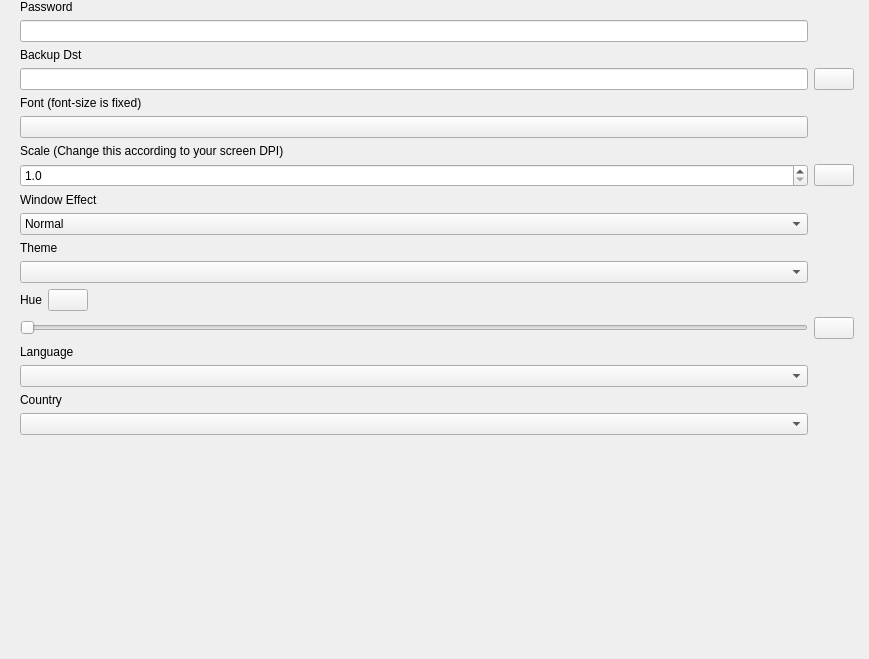
This is DTModule/Ui_DTSetting.ui in Holence/DTPySide as Qt 5 draws it before an edit. The edited form follows.
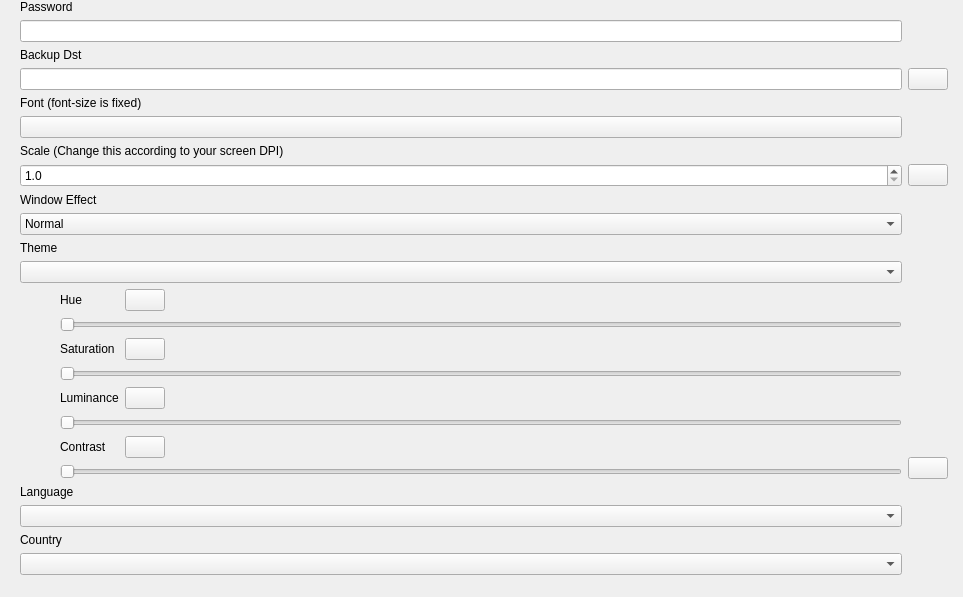
This is the edited form. Custom widgets are drawn as their Qt base class.

Patch:
```diff
--- a/DTModule/Ui_DTSetting.ui
+++ b/DTModule/Ui_DTSetting.ui
@@ -6,8 +6,8 @@
    <rect>
     <x>0</x>
     <y>0</y>
-    <width>869</width>
-    <height>659</height>
+    <width>963</width>
+    <height>597</height>
    </rect>
   </property>
   <property name="windowTitle">
@@ -78,8 +78,8 @@
            <rect>
             <x>0</x>
             <y>0</y>
-            <width>841</width>
-            <height>659</height>
+            <width>935</width>
+            <height>597</height>
            </rect>
           </property>
           <layout class="QGridLayout" name="gridLayout">
@@ -95,20 +95,20 @@
            <property name="bottomMargin">
             <number>0</number>
            </property>
-           <item row="8" column="0">
-            <widget class="QLabel" name="label_window_effect">
+           <item row="1" column="0">
+            <widget class="QLineEdit" name="lineEdit_password"/>
+           </item>
+           <item row="0" column="0">
+            <widget class="QLabel" name="label_password">
              <property name="text">
-              <string>Window Effect</string>
+              <string>Password</string>
              </property>
             </widget>
            </item>
-           <item row="5" column="0">
-            <widget class="QPushButton" name="pushButton_font">
-             <property name="sizePolicy">
-              <sizepolicy hsizetype="Minimum" vsizetype="Fixed">
-               <horstretch>0</horstretch>
-               <verstretch>0</verstretch>
-              </sizepolicy>
+           <item row="6" column="0">
+            <widget class="QLabel" name="label_scale">
+             <property name="text">
+              <string>Scale (Change this according to your screen DPI)</string>
              </property>
             </widget>
            </item>
@@ -138,13 +138,67 @@
             </widget>
            </item>
            <item row="14" column="0">
+            <widget class="LazyCombobox" name="comboBox_language">
+             <property name="sizePolicy">
+              <sizepolicy hsizetype="Preferred" vsizetype="Preferred">
+               <horstretch>0</horstretch>
+               <verstretch>0</verstretch>
+              </sizepolicy>
+             </property>
+            </widget>
+           </item>
+           <item row="10" column="0">
+            <widget class="QLabel" name="label_theme">
+             <property name="text">
+              <string>Theme</string>
+             </property>
+            </widget>
+           </item>
+           <item row="8" column="0">
+            <widget class="QLabel" name="label_window_effect">
+             <property name="text">
+              <string>Window Effect</string>
+             </property>
+            </widget>
+           </item>
+           <item row="11" column="0">
+            <widget class="LazyCombobox" name="comboBox_theme">
+             <property name="sizePolicy">
+              <sizepolicy hsizetype="Preferred" vsizetype="Preferred">
+               <horstretch>0</horstretch>
+               <verstretch>0</verstretch>
+              </sizepolicy>
+             </property>
+            </widget>
+           </item>
+           <item row="3" column="1">
+            <widget class="DTApplyButton" name="pushButton_backup">
+             <property name="sizePolicy">
+              <sizepolicy hsizetype="Fixed" vsizetype="Fixed">
+               <horstretch>0</horstretch>
+               <verstretch>0</verstretch>
+              </sizepolicy>
+             </property>
+            </widget>
+           </item>
+           <item row="7" column="1">
+            <widget class="DTApplyButton" name="pushButton_scale">
+             <property name="sizePolicy">
+              <sizepolicy hsizetype="Fixed" vsizetype="Fixed">
+               <horstretch>0</horstretch>
+               <verstretch>0</verstretch>
+              </sizepolicy>
+             </property>
+            </widget>
+           </item>
+           <item row="13" column="0">
             <widget class="QLabel" name="label_language">
              <property name="text">
               <string>Language</string>
              </property>
             </widget>
            </item>
-           <item row="18" column="1">
+           <item row="17" column="1">
             <spacer name="verticalSpacer">
              <property name="orientation">
               <enum>Qt::Vertical</enum>
@@ -157,23 +211,20 @@
              </property>
             </spacer>
            </item>
-           <item row="11" column="0">
-            <widget class="LazyCombobox" name="comboBox_theme">
+           <item row="5" column="0">
+            <widget class="QPushButton" name="pushButton_font">
              <property name="sizePolicy">
-              <sizepolicy hsizetype="Preferred" vsizetype="Preferred">
+              <sizepolicy hsizetype="Minimum" vsizetype="Fixed">
                <horstretch>0</horstretch>
                <verstretch>0</verstretch>
               </sizepolicy>
              </property>
             </widget>
            </item>
-           <item row="1" column="0">
-            <widget class="QLineEdit" name="lineEdit_password"/>
-           </item>
-           <item row="3" column="1">
-            <widget class="DTApplyButton" name="pushButton_backup">
+           <item row="16" column="0">
+            <widget class="LazyCombobox" name="comboBox_country">
              <property name="sizePolicy">
-              <sizepolicy hsizetype="Fixed" vsizetype="Fixed">
+              <sizepolicy hsizetype="Preferred" vsizetype="Preferred">
                <horstretch>0</horstretch>
                <verstretch>0</verstretch>
               </sizepolicy>
@@ -196,81 +247,6 @@
              </property>
             </widget>
            </item>
-           <item row="13" column="0">
-            <widget class="QSlider" name="slider_Hue">
-             <property name="maximum">
-              <number>360</number>
-             </property>
-             <property name="orientation">
-              <enum>Qt::Horizontal</enum>
-             </property>
-            </widget>
-           </item>
-           <item row="16" column="0">
-            <widget class="QLabel" name="label_country">
-             <property name="text">
-              <string>Country</string>
-             </property>
-            </widget>
-           </item>
-           <item row="17" column="0">
-            <widget class="LazyCombobox" name="comboBox_country">
-             <property name="sizePolicy">
-              <sizepolicy hsizetype="Preferred" vsizetype="Preferred">
-               <horstretch>0</horstretch>
-               <verstretch>0</verstretch>
-              </sizepolicy>
-             </property>
-            </widget>
-           </item>
-           <item row="4" column="0">
-            <widget class="QLabel" name="label_font">
-             <property name="text">
-              <string>Font (font-size is fixed)</string>
-             </property>
-            </widget>
-           </item>
-           <item row="15" column="0">
-            <widget class="LazyCombobox" name="comboBox_language">
-             <property name="sizePolicy">
-              <sizepolicy hsizetype="Preferred" vsizetype="Preferred">
-               <horstretch>0</horstretch>
-               <verstretch>0</verstretch>
-              </sizepolicy>
-             </property>
-            </widget>
-           </item>
-           <item row="0" column="0">
-            <widget class="QLabel" name="label_password">
-             <property name="text">
-              <string>Password</string>
-             </property>
-            </widget>
-           </item>
-           <item row="10" column="0">
-            <widget class="QLabel" name="label_theme">
-             <property name="text">
-              <string>Theme</string>
-             </property>
-            </widget>
-           </item>
-           <item row="7" column="1">
-            <widget class="DTApplyButton" name="pushButton_scale">
-             <property name="sizePolicy">
-              <sizepolicy hsizetype="Fixed" vsizetype="Fixed">
-               <horstretch>0</horstretch>
-               <verstretch>0</verstretch>
-              </sizepolicy>
-             </property>
-            </widget>
-           </item>
-           <item row="6" column="0">
-            <widget class="QLabel" name="label_scale">
-             <property name="text">
-              <string>Scale (Change this according to your screen DPI)</string>
-             </property>
-            </widget>
-           </item>
            <item row="2" column="0">
             <widget class="QLabel" name="label_backup">
              <property name="text">
@@ -278,15 +254,60 @@
              </property>
             </widget>
            </item>
-           <item row="13" column="1">
-            <widget class="DTApplyButton" name="pushButton_hue">
-             <property name="sizePolicy">
-              <sizepolicy hsizetype="Fixed" vsizetype="Fixed">
-               <horstretch>0</horstretch>
-               <verstretch>0</verstretch>
-              </sizepolicy>
+           <item row="12" column="1">
+            <layout class="QVBoxLayout" name="verticalLayout_color">
+             <property name="spacing">
+              <number>6</number>
              </property>
-            </widget>
+             <item>
+              <spacer name="verticalSpacer_2">
+               <property name="orientation">
+                <enum>Qt::Vertical</enum>
+               </property>
+               <property name="sizeHint" stdset="0">
+                <size>
+                 <width>20</width>
+                 <height>40</height>
+                </size>
+               </property>
+              </spacer>
+             </item>
+             <item>
+              <widget class="QLabel" name="label_color_preview">
+               <property name="sizePolicy">
+                <sizepolicy hsizetype="Fixed" vsizetype="Fixed">
+                 <horstretch>0</horstretch>
+                 <verstretch>0</verstretch>
+                </sizepolicy>
+               </property>
+               <property name="minimumSize">
+                <size>
+                 <width>36</width>
+                 <height>36</height>
+                </size>
+               </property>
+               <property name="maximumSize">
+                <size>
+                 <width>36</width>
+                 <height>36</height>
+                </size>
+               </property>
+               <property name="text">
+                <string/>
+               </property>
+              </widget>
+             </item>
+             <item>
+              <widget class="DTApplyButton" name="pushButton_color">
+               <property name="sizePolicy">
+                <sizepolicy hsizetype="Fixed" vsizetype="Fixed">
+                 <horstretch>0</horstretch>
+                 <verstretch>0</verstretch>
+                </sizepolicy>
+               </property>
+              </widget>
+             </item>
+            </layout>
            </item>
            <item row="3" column="0">
             <widget class="QLineEdit" name="lineEdit_backup">
@@ -295,17 +316,83 @@
              </property>
             </widget>
            </item>
+           <item row="15" column="0">
+            <widget class="QLabel" name="label_country">
+             <property name="text">
+              <string>Country</string>
+             </property>
+            </widget>
+           </item>
+           <item row="4" column="0">
+            <widget class="QLabel" name="label_font">
+             <property name="text">
+              <string>Font (font-size is fixed)</string>
+             </property>
+            </widget>
+           </item>
            <item row="12" column="0">
-            <layout class="QHBoxLayout" name="horizontalLayout_hue">
-             <item>
+            <layout class="QGridLayout" name="gridLayout_2">
+             <item row="6" column="3">
+              <spacer name="horizontalSpacer_4">
+               <property name="orientation">
+                <enum>Qt::Horizontal</enum>
+               </property>
+               <property name="sizeHint" stdset="0">
+                <size>
+                 <width>40</width>
+                 <height>20</height>
+                </size>
+               </property>
+              </spacer>
+             </item>
+             <item row="0" column="2">
+              <widget class="QPushButton" name="pushButton_hue_reset">
+               <property name="sizePolicy">
+                <sizepolicy hsizetype="Fixed" vsizetype="Fixed">
+                 <horstretch>0</horstretch>
+                 <verstretch>0</verstretch>
+                </sizepolicy>
+               </property>
+               <property name="text">
+                <string/>
+               </property>
+              </widget>
+             </item>
+             <item row="5" column="1" colspan="3">
+              <widget class="QSlider" name="slider_luminance">
+               <property name="maximum">
+                <number>500</number>
+               </property>
+               <property name="pageStep">
+                <number>1</number>
+               </property>
+               <property name="orientation">
+                <enum>Qt::Horizontal</enum>
+               </property>
+              </widget>
+             </item>
+             <item row="6" column="2">
+              <widget class="QPushButton" name="pushButton_contrast_reset">
+               <property name="sizePolicy">
+                <sizepolicy hsizetype="Fixed" vsizetype="Fixed">
+                 <horstretch>0</horstretch>
+                 <verstretch>0</verstretch>
+                </sizepolicy>
+               </property>
+               <property name="text">
+                <string/>
+               </property>
+              </widget>
+             </item>
+             <item row="0" column="1">
               <widget class="QLabel" name="label_hue">
                <property name="text">
                 <string>Hue</string>
                </property>
               </widget>
              </item>
-             <item>
-              <widget class="QPushButton" name="pushButton_hue_reset">
+             <item row="2" column="2">
+              <widget class="QPushButton" name="pushButton_saturation_reset">
                <property name="sizePolicy">
                 <sizepolicy hsizetype="Fixed" vsizetype="Fixed">
                  <horstretch>0</horstretch>
@@ -317,7 +404,37 @@
                </property>
               </widget>
              </item>
-             <item>
+             <item row="1" column="1" colspan="3">
+              <widget class="QSlider" name="slider_Hue">
+               <property name="maximum">
+                <number>360</number>
+               </property>
+               <property name="orientation">
+                <enum>Qt::Horizontal</enum>
+               </property>
+              </widget>
+             </item>
+             <item row="4" column="3">
+              <spacer name="horizontalSpacer_3">
+               <property name="orientation">
+                <enum>Qt::Horizontal</enum>
+               </property>
+               <property name="sizeHint" stdset="0">
+                <size>
+                 <width>40</width>
+                 <height>20</height>
+                </size>
+               </property>
+              </spacer>
+             </item>
+             <item row="2" column="1">
+              <widget class="QLabel" name="label_saturation">
+               <property name="text">
+                <string>Saturation</string>
+               </property>
+              </widget>
+             </item>
+             <item row="0" column="3">
               <spacer name="horizontalSpacer">
                <property name="orientation">
                 <enum>Qt::Horizontal</enum>
@@ -330,6 +447,88 @@
                </property>
               </spacer>
              </item>
+             <item row="6" column="1">
+              <widget class="QLabel" name="label_contrast">
+               <property name="text">
+                <string>Contrast</string>
+               </property>
+              </widget>
+             </item>
+             <item row="4" column="2">
+              <widget class="QPushButton" name="pushButton_luminance_reset">
+               <property name="sizePolicy">
+                <sizepolicy hsizetype="Fixed" vsizetype="Fixed">
+                 <horstretch>0</horstretch>
+                 <verstretch>0</verstretch>
+                </sizepolicy>
+               </property>
+               <property name="text">
+                <string/>
+               </property>
+              </widget>
+             </item>
+             <item row="2" column="3">
+              <spacer name="horizontalSpacer_2">
+               <property name="orientation">
+                <enum>Qt::Horizontal</enum>
+               </property>
+               <property name="sizeHint" stdset="0">
+                <size>
+                 <width>40</width>
+                 <height>20</height>
+                </size>
+               </property>
+              </spacer>
+             </item>
+             <item row="7" column="1" colspan="3">
+              <widget class="QSlider" name="slider_contrast">
+               <property name="maximum">
+                <number>500</number>
+               </property>
+               <property name="pageStep">
+                <number>1</number>
+               </property>
+               <property name="orientation">
+                <enum>Qt::Horizontal</enum>
+               </property>
+              </widget>
+             </item>
+             <item row="3" column="1" colspan="3">
+              <widget class="QSlider" name="slider_saturation">
+               <property name="maximum">
+                <number>500</number>
+               </property>
+               <property name="pageStep">
+                <number>1</number>
+               </property>
+               <property name="orientation">
+                <enum>Qt::Horizontal</enum>
+               </property>
+              </widget>
+             </item>
+             <item row="4" column="1">
+              <widget class="QLabel" name="label_luminance">
+               <property name="text">
+                <string>Luminance</string>
+               </property>
+              </widget>
+             </item>
+             <item row="0" column="0">
+              <spacer name="horizontalSpacer_5">
+               <property name="orientation">
+                <enum>Qt::Horizontal</enum>
+               </property>
+               <property name="sizeType">
+                <enum>QSizePolicy::Fixed</enum>
+               </property>
+               <property name="sizeHint" stdset="0">
+                <size>
+                 <width>40</width>
+                 <height>20</height>
+                </size>
+               </property>
+              </spacer>
+             </item>
             </layout>
            </item>
           </layout>
```
